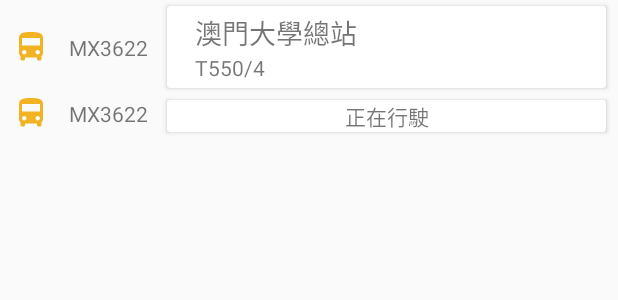
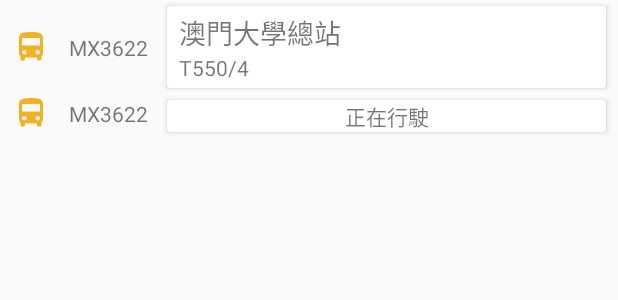
Before and after one commit to danielchwh/MacauBus, an Android app: the layout station.xml on its own in the app's theme, with its tools: preview values and no code run, on a phone screen of 412 x 824 dp. Shown: the top 300 px of the screen. Run offline under Robolectric (Android 15) with nearby library versions, the phone set to English and light mode, and no system bars; network calls fail.

Commit message:
Fix margin

```diff
--- a/app/src/main/res/layout/station.xml
+++ b/app/src/main/res/layout/station.xml
@@ -89,11 +89,13 @@
                 android:id="@+id/stationName"
                 android:layout_width="wrap_content"
                 android:layout_height="wrap_content"
+                android:layout_marginStart="8dp"
+                android:layout_marginLeft="8dp"
                 android:layout_marginTop="4dp"
                 android:textSize="18sp"
                 app:layout_constraintBottom_toTopOf="@+id/stationCode"
                 app:layout_constraintEnd_toEndOf="parent"
-                app:layout_constraintHorizontal_bias="0.1"
+                app:layout_constraintHorizontal_bias="0.0"
                 app:layout_constraintStart_toStartOf="parent"
                 app:layout_constraintTop_toTopOf="parent"
                 tools:text="澳門大學總站" />
```
